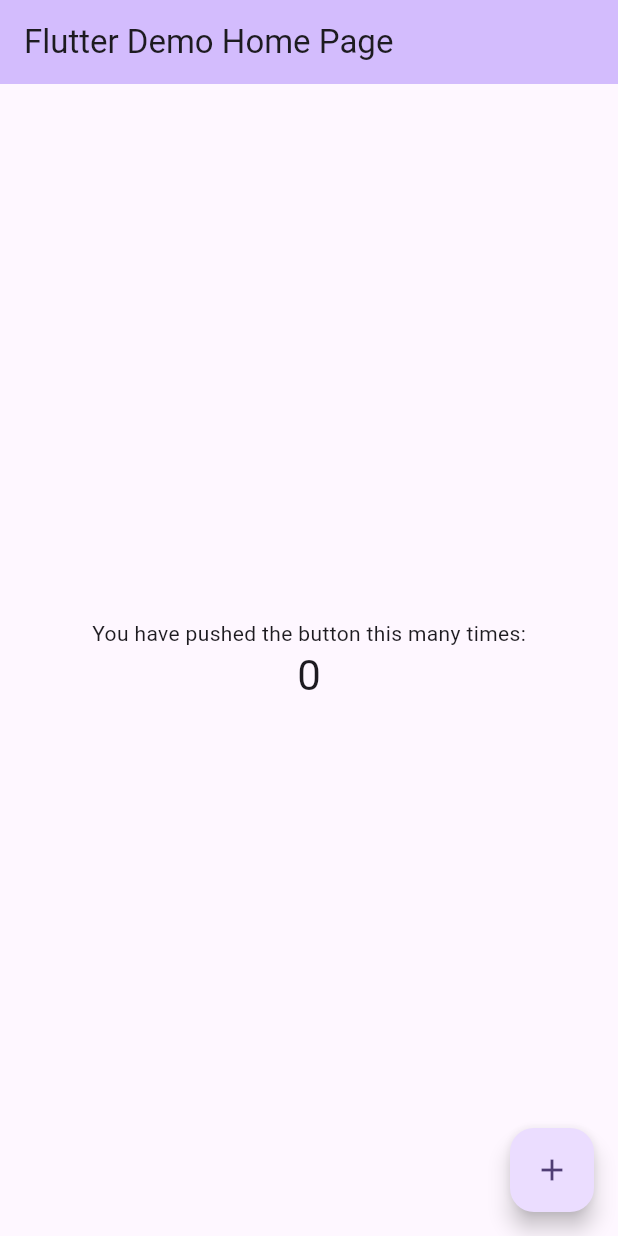
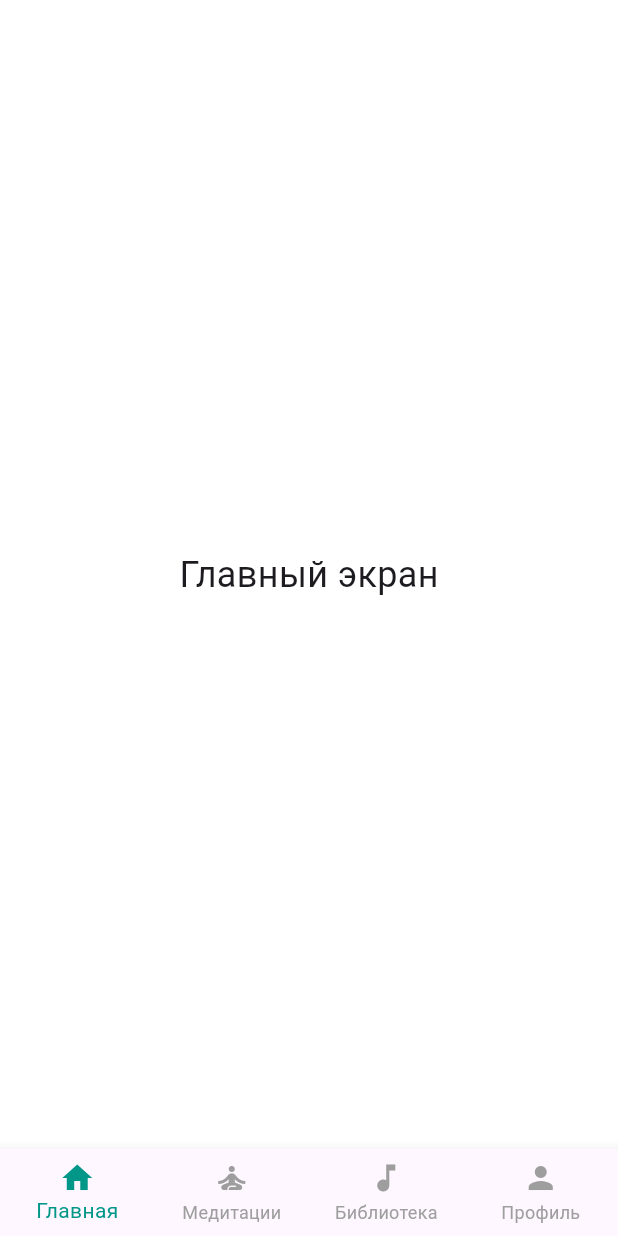
Before and after one commit to oBserverF/mobilka, a Flutter app: the screen it shows after launch, on a phone screen of 412 x 824 dp. Run offline on Flutter 3.47's test engine with Material 3 defaults, Android fonts, the phone set to English and light mode, and no system bars.

Commit message:
Changes before Firebase Studio auto-run

```diff
--- a/lib/main.dart
+++ b/lib/main.dart
@@ -1,122 +1,108 @@
+
 import 'package:flutter/material.dart';
+import 'screens/home_screen.dart';
+import 'screens/meditations_screen.dart';
+import 'screens/library_screen.dart';
+import 'screens/profile_screen.dart';
 
+// Точка входа в приложение
 void main() {
-  runApp(const MyApp());
+  runApp(const MeditationHarmonyApp());
 }
 
-class MyApp extends StatelessWidget {
-  const MyApp({super.key});
+/// Корневой виджет приложения "Meditation Harmony".
+///
+/// Он настраивает тему, маршрутизацию и основной макет приложения.
+class MeditationHarmonyApp extends StatelessWidget {
+  const MeditationHarmonyApp({super.key});
 
-  // This widget is the root of your application.
   @override
   Widget build(BuildContext context) {
     return MaterialApp(
-      title: 'Flutter Demo',
+      title: 'Meditation Harmony',
+      // Определяем основную тему приложения в соответствии с ТЗ (минимализм, спокойные цвета)
       theme: ThemeData(
-        // This is the theme of your application.
-        //
-        // TRY THIS: Try running your application with "flutter run". You'll see
-        // the application has a purple toolbar. Then, without quitting the app,
-        // try changing the seedColor in the colorScheme below to Colors.green
-        // and then invoke "hot reload" (save your changes or press the "hot
-        // reload" button in a Flutter-supported IDE, or press "r" if you used
-        // the command line to start the app).
-        //
-        // Notice that the counter didn't reset back to zero; the application
-        // state is not lost during the reload. To reset the state, use hot
-        // restart instead.
-        //
-        // This works for code too, not just values: Most code changes can be
-        // tested with just a hot reload.
-        colorScheme: ColorScheme.fromSeed(seedColor: Colors.deepPurple),
+        primarySwatch: Colors.teal, // Спокойный, зеленоватый цвет
+        scaffoldBackgroundColor: Colors.white,
+        // Настройка для нижней навигационной панели
+        bottomNavigationBarTheme: const BottomNavigationBarThemeData(
+          selectedItemColor: Colors.teal, // Цвет активной иконки
+          unselectedItemColor: Colors.grey, // Цвет неактивных иконок
+        ),
+        // Задаем основной шрифт, если потребуется
+        // fontFamily: 'Roboto',
       ),
-      home: const MyHomePage(title: 'Flutter Demo Home Page'),
+      home: const MainScreen(),
+      debugShowCheckedModeBanner: false, // Убираем баннер "Debug"
     );
   }
 }
 
-class MyHomePage extends StatefulWidget {
-  const MyHomePage({super.key, required this.title});
-
-  // This widget is the home page of your application. It is stateful, meaning
-  // that it has a State object (defined below) that contains fields that affect
-  // how it looks.
-
-  // This class is the configuration for the state. It holds the values (in this
-  // case the title) provided by the parent (in this case the App widget) and
-  // used by the build method of the State. Fields in a Widget subclass are
-  // always marked "final".
-
-  final String title;
+/// Главный экран приложения, содержащий нижнюю навигационную панель.
+class MainScreen extends StatefulWidget {
+  const MainScreen({super.key});
 
   @override
-  State<MyHomePage> createState() => _MyHomePageState();
+  _MainScreenState createState() => _MainScreenState();
 }
 
-class _MyHomePageState extends State<MyHomePage> {
-  int _counter = 0;
+class _MainScreenState extends State<MainScreen> {
+  // Индекс текущего выбранного экрана
+  int _selectedIndex = 0;
 
-  void _incrementCounter() {
+  // Список виджетов (экранов) для навигации
+  static const List<Widget> _widgetOptions = <Widget>[
+    HomeScreen(),
+    MeditationsScreen(),
+    LibraryScreen(),
+    ProfileScreen(),
+  ];
+
+  // Метод для обработки нажатия на элемент навигационной панели
+  void _onItemTapped(int index) {
     setState(() {
-      // This call to setState tells the Flutter framework that something has
-      // changed in this State, which causes it to rerun the build method below
-      // so that the display can reflect the updated values. If we changed
-      // _counter without calling setState(), then the build method would not be
-      // called again, and so nothing would appear to happen.
-      _counter++;
+      _selectedIndex = index;
     });
   }
 
   @override
   Widget build(BuildContext context) {
-    // This method is rerun every time setState is called, for instance as done
-    // by the _incrementCounter method above.
-    //
-    // The Flutter framework has been optimized to make rerunning build methods
-    // fast, so that you can just rebuild anything that needs updating rather
-    // than having to individually change instances of widgets.
     return Scaffold(
-      appBar: AppBar(
-        // TRY THIS: Try changing the color here to a specific color (to
-        // Colors.amber, perhaps?) and trigger a hot reload to see the AppBar
-        // change color while the other colors stay the same.
-        backgroundColor: Theme.of(context).colorScheme.inversePrimary,
-        // Here we take the value from the MyHomePage object that was created by
-        // the App.build method, and use it to set our appbar title.
-        title: Text(widget.title),
+      // AppBar может быть добавлен здесь, если он общий для всех экранов,
+      // или в каждом отдельном экране для кастомизации.
+      // appBar: AppBar(
+      //   title: const Text('Meditation Harmony'),
+      // ),
+
+      // Тело Scaffold - отображает выбранный экран из списка _widgetOptions
+      body: Center(
+        child: _widgetOptions.elementAt(_selectedIndex),
       ),
-      body: Center(
-        // Center is a layout widget. It takes a single child and positions it
-        // in the middle of the parent.
-        child: Column(
-          // Column is also a layout widget. It takes a list of children and
-          // arranges them vertically. By default, it sizes itself to fit its
-          // children horizontally, and tries to be as tall as its parent.
-          //
-          // Column has various properties to control how it sizes itself and
-          // how it positions its children. Here we use mainAxisAlignment to
-          // center the children vertically; the main axis here is the vertical
-          // axis because Columns are vertical (the cross axis would be
-          // horizontal).
-          //
-          // TRY THIS: Invoke "debug painting" (choose the "Toggle Debug Paint"
-          // action in the IDE, or press "p" in the console), to see the
-          // wireframe for each widget.
-          mainAxisAlignment: MainAxisAlignment.center,
-          children: <Widget>[
-            const Text('You have pushed the button this many times:'),
-            Text(
-              '$_counter',
-              style: Theme.of(context).textTheme.headlineMedium,
-            ),
-          ],
-        ),
+
+      // Нижняя навигационная панель в соответствии с ТЗ
+      bottomNavigationBar: BottomNavigationBar(
+        items: const <BottomNavigationBarItem>[
+          BottomNavigationBarItem(
+            icon: Icon(Icons.home), // Иконка для "Главная"
+            label: 'Главная',
+          ),
+          BottomNavigationBarItem(
+            icon: Icon(Icons.self_improvement), // Иконка для "Медитации"
+            label: 'Медитации',
+          ),
+          BottomNavigationBarItem(
+            icon: Icon(Icons.music_note), // Иконка для "Библиотека"
+            label: 'Библиотека',
+          ),
+          BottomNavigationBarItem(
+            icon: Icon(Icons.person), // Иконка для "Профиль"
+            label: 'Профиль',
+          ),
+        ],
+        currentIndex: _selectedIndex, // Текущий активный элемент
+        onTap: _onItemTapped,       // Обработчик нажатий
+        type: BottomNavigationBarType.fixed, // Фиксируем панель, чтобы все элементы были видны
       ),
-      floatingActionButton: FloatingActionButton(
-        onPressed: _incrementCounter,
-        tooltip: 'Increment',
-        child: const Icon(Icons.add),
-      ), // This trailing comma makes auto-formatting nicer for build methods.
     );
   }
 }
--- /dev/null
+++ b/lib/screens/home_screen.dart
@@ -0,0 +1,21 @@
+
+import 'package:flutter/material.dart';
+
+/// Экран "Главная"
+///
+/// Отображает персонализированные рекомендации, быстрый доступ к медитациям
+/// и прогресс пользователя.
+class HomeScreen extends StatelessWidget {
+  const HomeScreen({super.key});
+
+  @override
+  Widget build(BuildContext context) {
+    // Временная заглушка для экрана
+    return const Center(
+      child: Text(
+        'Главный экран',
+        style: TextStyle(fontSize: 24),
+      ),
+    );
+  }
+}
```
Also changed, not shown: lib/screens/library_screen.dart (added, +21 -0 lines), lib/screens/meditations_screen.dart (added, +20 -0 lines), lib/screens/profile_screen.dart (added, +21 -0 lines), 1 other file.
